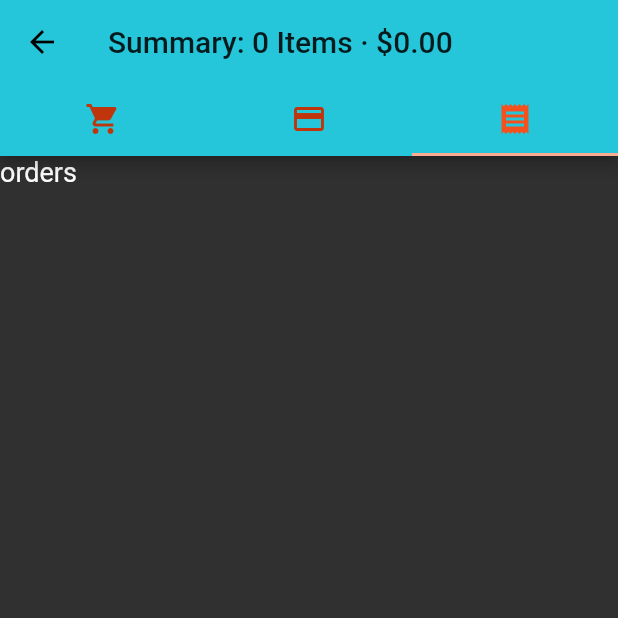
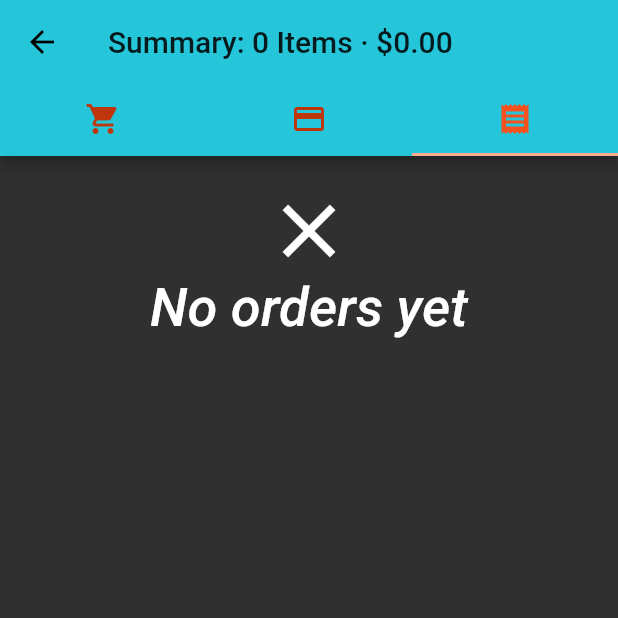
Before and after one commit to henrygustavo/flutter_ecommerce, a Flutter app: the CartPage screen opened by its route, tab 3 chosen, on a phone screen of 412 x 824 dp, the top half of it. Run offline on Flutter 3.47's test engine with Material 2 defaults, Android fonts, the phone set to English and light mode, and no system bars; our stand-ins replace badges, flutter_redux, modal_progress_hud, redux, redux_thunk, shared_preferences; missing offline and left inert: redux_logging, stripe_payment; accounts and stored records are empty.

Commit message:
Add order

```diff
--- a/lib/models/app_state.dart
+++ b/lib/models/app_state.dart
@@ -1,3 +1,4 @@
+import 'package:flutter_ecommerce/models/order.dart';
 import 'package:flutter_ecommerce/models/product.dart';
 import 'package:flutter_ecommerce/models/user.dart';
 import 'package:meta/meta.dart';
@@ -8,14 +9,24 @@ class AppState {
   final List<Product> products;
   final List<Product> cartProducts;
   final List<dynamic> cards;
+  final List<Order> orders;
   final String cardToken;
 
   AppState(
       {@required this.user,
       @required this.products,
-      @required this.cartProducts, @required this.cards, @required this.cardToken});
+      @required this.cartProducts,
+      @required this.orders,
+      @required this.cards,
+      @required this.cardToken});
 
   factory AppState.initial() {
-    return AppState(user: null, products: [], cartProducts: [], cards: [], cardToken: '');
+    return AppState(
+        user: null,
+        orders: [],
+        products: [],
+        cartProducts: [],
+        cards: [],
+        cardToken: '');
   }
 }
--- /dev/null
+++ b/lib/models/order.dart
@@ -0,0 +1,19 @@
+import 'package:meta/meta.dart';
+
+class Order {
+  final double amount;
+  final String createdAt;
+  final List<dynamic> products;
+
+  Order(
+      {@required this.amount,
+      @required this.createdAt,
+      @required this.products});
+
+  factory Order.fromJson(json) {
+    return Order(
+        amount: json['amount'],
+        createdAt: json['createdAt'],
+        products: json['products']);
+  }
+}
--- a/lib/pages/cart_page.dart
+++ b/lib/pages/cart_page.dart
@@ -1,13 +1,14 @@
 import 'dart:convert';
-
 import 'package:flutter/material.dart';
 import 'package:flutter_ecommerce/models/app_state.dart';
+import 'package:flutter_ecommerce/models/order.dart';
 import 'package:flutter_ecommerce/models/user.dart';
 import 'package:flutter_ecommerce/redux/actions.dart';
 import 'package:flutter_ecommerce/widgets/product_item.dart';
 import 'package:flutter_redux/flutter_redux.dart';
 import 'package:stripe_payment/stripe_payment.dart';
 import 'package:http/http.dart' as http;
+import 'package:modal_progress_hud/modal_progress_hud.dart';
 
 class CartPage extends StatefulWidget {
   final void Function() onInit;
@@ -19,11 +20,13 @@ class CartPage extends StatefulWidget {
 
 class CartPageState extends State<CartPage> {
   final _scaffoldKey = GlobalKey<ScaffoldState>();
+  bool _isSubmitting = false;
 
   void initState() {
     super.initState();
     widget.onInit();
-    StripeSource.setPublishableKey('pk_test_24MfPM77rrcgpW2WhYngl5Ma00b5rG5SAf');
+    StripeSource.setPublishableKey(
+        'pk_test_24MfPM77rrcgpW2WhYngl5Ma00b5rG5SAf');
   }
 
   Widget _cartTab(state) {
@@ -114,7 +117,28 @@ class CartPageState extends State<CartPage> {
   }
 
   Widget _ordersTab(state) {
-    return Text('orders');
+    return ListView(
+        children: state.orders.length > 0
+            ? state.orders
+                .map<Widget>((order) => (ListTile(
+                    title: Text('\$${order.amount}'),
+                    subtitle: Text(order.createdAt),
+                    leading: CircleAvatar(
+                        backgroundColor: Colors.green,
+                        child: Icon(Icons.attach_money, color: Colors.white)))))
+                .toList()
+            : [
+                Padding(
+                    padding: EdgeInsets.all(20.0),
+                    child: Column(
+                        mainAxisAlignment: MainAxisAlignment.center,
+                        crossAxisAlignment: CrossAxisAlignment.center,
+                        children: [
+                          Icon(Icons.close, size: 60.0),
+                          Text('No orders yet',
+                              style: Theme.of(context).textTheme.title)
+                        ]))
+              ]);
   }
 
   String calculateTotalPrice(cartProducts) {
@@ -181,10 +205,52 @@ class CartPageState extends State<CartPage> {
                     child:
                         Text('Checkout', style: TextStyle(color: Colors.white)))
               ]);
-        }).then((value) {
+        }).then((value) async {
+      _checkoutCartProducts() async {
+        // create new order in Strapi
+        http.Response response =
+            await http.post('https://flutter-ecommerce-api.herokuapp.com/orders', body: {
+          "amount": calculateTotalPrice(state.cartProducts),
+          "products": json.encode(state.cartProducts),
+          "source": state.cardToken,
+          "customer": state.user.customerId
+        }, headers: {
+          'Authorization': 'Bearer ${state.user.jwt}'
+        });
+        final responseData = json.decode(response.body);
+        return responseData;
+      }
+
       if (value == true) {
-        print('Cart checked out!');
+        // show loading spinner
+        setState(() => _isSubmitting = true);
+        // checkout cart products (create new order data in Strapi / charge card with Stripe)
+        final newOrderData = await _checkoutCartProducts();
+        // create order instance
+        Order newOrder = Order.fromJson(newOrderData);
+        // pass order instance to a new action (AddOrderAction)
+        StoreProvider.of<AppState>(context).dispatch(AddOrderAction(newOrder));
+        // clear out cart products
+        StoreProvider.of<AppState>(context).dispatch(clearCartProductsAction);
+        // hide loading spinner
+        setState(() => _isSubmitting = false);
+        // show success dialog
+        _showSuccessDialog();
       }
+    });
+  }
+
+  Future _showSuccessDialog() {
+    return showDialog(
+        context: context,
+        builder: (BuildContext context) {
+          return SimpleDialog(title: Text('Success!'), children: [
+            Padding(
+                padding: EdgeInsets.all(20.0),
+                child: Text(
+                    'Order successful!\n\nCheck your email for a receipt of your purchase!\n\nOrder summary will appear in your orders tab',
+                    style: Theme.of(context).textTheme.body1))
+          ]);
         });
   }
 
@@ -192,7 +258,8 @@ class CartPageState extends State<CartPage> {
     return StoreConnector<AppState, AppState>(
         converter: (store) => store.state,
         builder: (_, state) {
-          return DefaultTabController(
+          return ModalProgressHUD(
+              child: DefaultTabController(
                   length: 3,
                   initialIndex: 0,
                   child: Scaffold(
@@ -218,7 +285,8 @@ class CartPageState extends State<CartPage> {
                         _cartTab(state),
                         _cardsTab(state),
                         _ordersTab(state)
-                  ])));
+                      ]))),
+              inAsyncCall: _isSubmitting);
         });
   }
 }
--- a/lib/redux/actions.dart
+++ b/lib/redux/actions.dart
@@ -1,4 +1,5 @@
 import 'dart:convert';
+import 'package:flutter_ecommerce/models/order.dart';
 import 'package:flutter_ecommerce/models/product.dart';
 import 'package:http/http.dart' as http;
 import 'package:flutter_ecommerce/models/app_state.dart';
@@ -101,6 +102,14 @@ ThunkAction<AppState> getCartProductsAction = (Store<AppState> store) async {
   store.dispatch(GetCartProductsAction(cartProducts));
 };
 
+ThunkAction<AppState> clearCartProductsAction = (Store<AppState> store) async {
+  final User user = store.state.user;
+  await http.put('https://flutter-ecommerce-api.herokuapp.com/carts/${user.cartId}',
+      body: {"products": json.encode([])},
+      headers: {'Authorization': "Bearer ${user.jwt}"});
+  store.dispatch(ClearCartProductsAction(List(0)));
+};
+
 class ToggleCartProductAction {
   final List<Product> _cartProducts;
 
@@ -115,6 +124,14 @@ class GetCartProductsAction {
   List<Product> get cartProducts => this._cartProducts;
 
   GetCartProductsAction(this._cartProducts);
+}
+
+class ClearCartProductsAction {
+  final List<Product> _cartProducts;
+
+  List<Product> get cartProducts => this._cartProducts;
+
+  ClearCartProductsAction(this._cartProducts);
 }
 
 /* Cards Actions */
@@ -168,3 +185,12 @@ class GetCardTokenAction {
 
   GetCardTokenAction(this._cardToken);
 }
+
+/* Orders Actions */
+class AddOrderAction {
+  final Order _order;
+
+  Order get order => this._order;
+
+  AddOrderAction(this._order);
+}
--- a/lib/redux/reducers.dart
+++ b/lib/redux/reducers.dart
@@ -1,4 +1,5 @@
 import 'package:flutter_ecommerce/models/app_state.dart';
+import 'package:flutter_ecommerce/models/order.dart';
 import 'package:flutter_ecommerce/models/product.dart';
 import 'package:flutter_ecommerce/models/user.dart';
 import 'package:flutter_ecommerce/redux/actions.dart';
@@ -9,7 +10,8 @@ AppState appReducer(AppState state, dynamic action) {
       products: productsReducer(state.products, action),
       cartProducts: cartProducts(state.cartProducts, action),
       cards: cardsReducer(state.cards, action),
-      cardToken: cardTokenReducer(state.cardToken, action));
+      cardToken: cardTokenReducer(state.cardToken, action),
+      orders: ordersReducer(state.orders, action));
 }
 
 User userReducer(User user, dynamic action) {
@@ -33,6 +35,8 @@ List<Product> cartProducts(List<Product> cartProducts, dynamic action) {
     return action.cartProducts;
   } else if (action is ToggleCartProductAction) {
     return action.cartProducts;
+  } else if (action is ClearCartProductsAction) {
+    return action.cartProducts;
   }
   return cartProducts;
 }
@@ -54,3 +58,10 @@ String cardTokenReducer(String cardToken, dynamic action) {
   }
   return cardToken;
 }
+
+List<Order> ordersReducer(List<Order> orders, dynamic action) {
+  if (action is AddOrderAction) {
+    return List.from(orders)..add(action.order);
+  }
+  return orders;
+}
--- a/pubspec.yaml
+++ b/pubspec.yaml
@@ -26,6 +26,7 @@ dependencies:
   redux_logging: 0.3.0
   badges: 0.0.6
   stripe_payment: 0.1.0
+  modal_progress_hud: 0.1.3
 
   # The following adds the Cupertino Icons font to your application.
   # Use with the CupertinoIcons class for iOS style icons.
```
Also changed, not shown: lib/models/product.dart (+10 -0 lines), pubspec.lock. Lines whose indentation alone changed are shown as unchanged.
